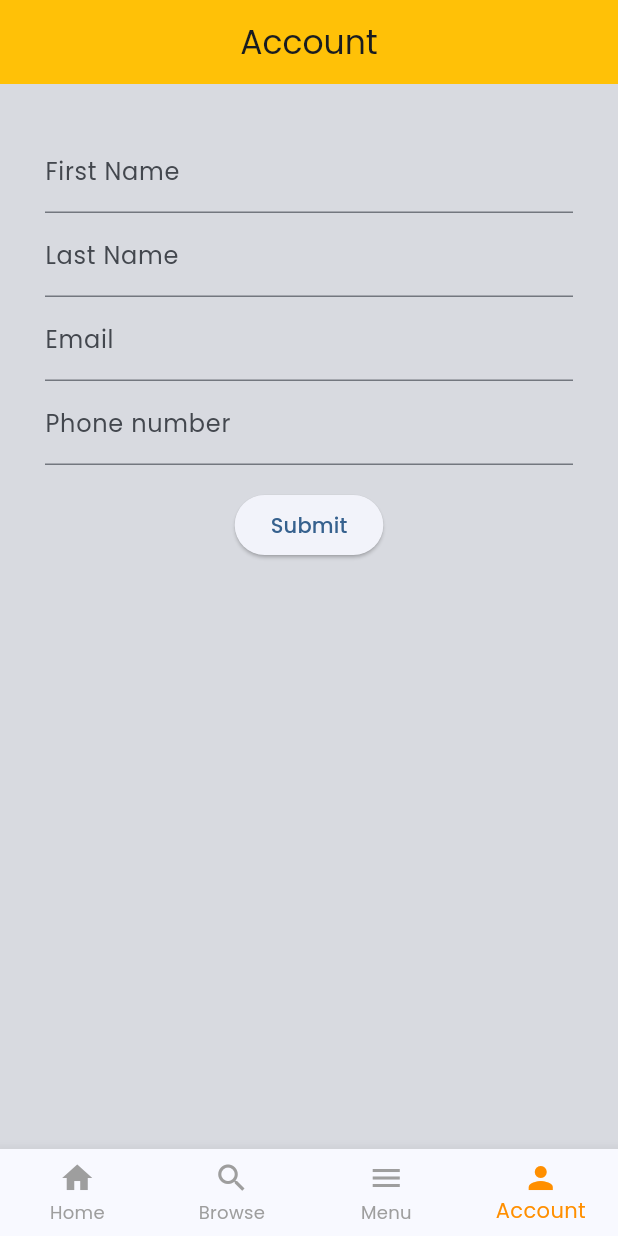
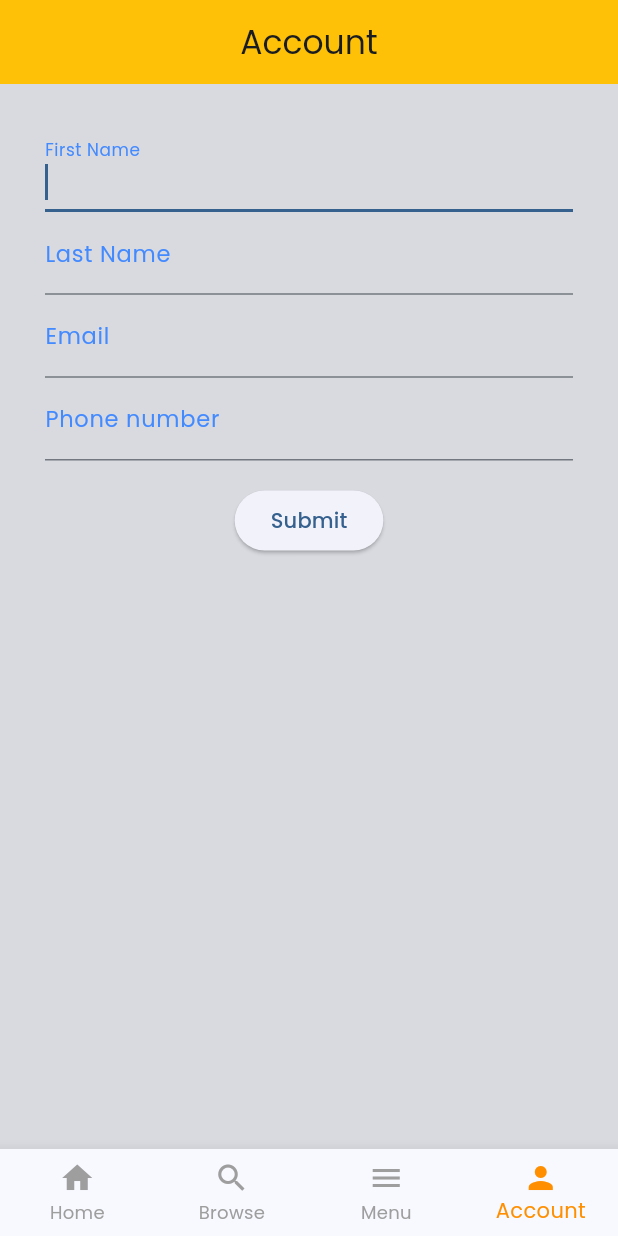
Before and after one commit to angelanyabuti/food-delivery-app, a Flutter app: the screen it shows after launch, item 4 of the bottom bar chosen, on a phone screen of 412 x 824 dp. Run offline on Flutter 3.47's test engine with Material 3 defaults, Android fonts, the phone set to English and light mode, and no system bars; our stand-ins replace flutter_svg.

Commit message:
Added focus to text fields

```diff
--- a/food_app/lib/pages/profile.dart
+++ b/food_app/lib/pages/profile.dart
@@ -26,7 +26,13 @@ class _ProfilePageState extends State<ProfilePage> {
             child: Column(children: <Widget>[
               //Adding textformfields and elevated button
               TextFormField(
+                autofocus: true,
                 decoration: const InputDecoration(
+                   border: UnderlineInputBorder(),
+                   labelStyle: TextStyle(
+                    fontSize: 15,
+                    color: Colors.blueAccent
+                   ),
                   labelText: 'First Name',
                 ),
                 validator: (value) {
@@ -38,6 +44,10 @@ class _ProfilePageState extends State<ProfilePage> {
               ),
               TextFormField(
                 decoration: const InputDecoration(
+                  labelStyle: TextStyle(
+                    fontSize: 15,
+                    color: Colors.blueAccent
+                   ),
                   labelText: 'Last Name',
                 ),
                 validator: (value) {
@@ -49,6 +59,10 @@ class _ProfilePageState extends State<ProfilePage> {
               ),
               TextFormField(
                 decoration: const InputDecoration(
+                  labelStyle: TextStyle(
+                    fontSize: 15,
+                    color: Colors.blueAccent
+                   ),
                   labelText: 'Email',
                 ),
                 validator: (value) {
@@ -60,6 +74,10 @@ class _ProfilePageState extends State<ProfilePage> {
               ),
               TextFormField(
                 decoration: const InputDecoration(
+                  labelStyle: TextStyle(
+                    fontSize: 15,
+                    color: Colors.blueAccent
+                   ),
                   labelText: 'Phone number',
                 ),
                 validator: (value) {
```
